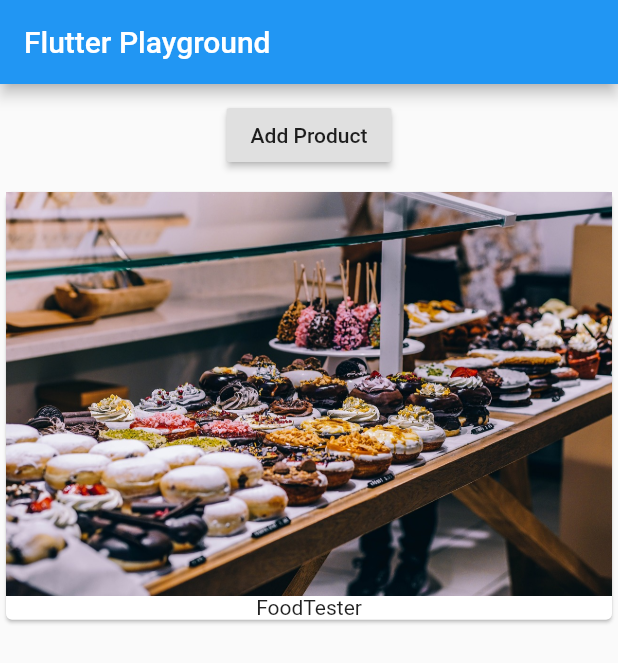
After one commit to eliseuvideira/learn_flutter, a Flutter app: the screen it shows after launch, on a phone screen of 412 x 824 dp. The commit adds this screen. Shown: the top 663 px of the screen. Run offline on Flutter 3.47's test engine with Material 2 defaults, Android fonts, the phone set to English and light mode, and no system bars.

Commit message:
Splitting code into multiple files

```diff
--- a/lib/main.dart
+++ b/lib/main.dart
@@ -1,17 +1,9 @@
 import 'package:flutter/material.dart';
+import './product_manager.dart';
 
 main() => runApp(MyApp());
 
-class MyApp extends StatefulWidget {
-  @override
-  createState() {
-    return _MyAppState();
-  }
-}
-
-class _MyAppState extends State<MyApp> {
-  var _products = ['FoodTester'];
-
+class MyApp extends StatelessWidget {
   @override
   build(context) {
     return MaterialApp(
@@ -19,33 +11,7 @@ class _MyAppState extends State<MyApp> {
         appBar: AppBar(
           title: Text('Flutter Playground'),
         ),
-        body: Column(
-          children: [
-            Container(
-              margin: EdgeInsets.all(10.0),
-              child: RaisedButton(
-                child: Text('Add Product'),
-                onPressed: () {
-                  setState(() => _products.add('New Item'));
-                },
-              ),
-            ),
-            Column(
-              children: _products
-                  .map(
-                    (product) => Card(
-                      child: Column(
-                        children: [
-                          Image.asset('assets/food.jpg'),
-                          Text(product),
-                        ],
-                      ),
-                    ),
-                  )
-                  .toList(),
-            ),
-          ],
-        ),
+        body: ProductManager(),
       ),
     );
   }
--- /dev/null
+++ b/lib/product_manager.dart
@@ -0,0 +1,29 @@
+import 'package:flutter/material.dart';
+import './products.dart';
+
+class ProductManager extends StatefulWidget {
+  @override
+  _ProductManagerState createState() => _ProductManagerState();
+}
+
+class _ProductManagerState extends State<ProductManager> {
+  var _products = ['FoodTester'];
+
+  @override
+  Widget build(BuildContext context) {
+    return Column(
+      children: <Widget>[
+        Container(
+          margin: EdgeInsets.all(10.0),
+          child: RaisedButton(
+            child: Text('Add Product'),
+            onPressed: () {
+              setState(() => _products.add('New Item'));
+            },
+          ),
+        ),
+        Products(_products),
+      ],
+    );
+  }
+}
--- /dev/null
+++ b/lib/products.dart
@@ -0,0 +1,25 @@
+import 'package:flutter/material.dart';
+
+class Products extends StatelessWidget {
+  final List<String> products;
+
+  Products(this.products);
+
+  @override
+  Widget build(BuildContext context) {
+    return Column(
+      children: products
+          .map(
+            (product) => Card(
+              child: Column(
+                children: [
+                  Image.asset('assets/food.jpg'),
+                  Text(product),
+                ],
+              ),
+            ),
+          )
+          .toList(),
+    );
+  }
+}
```
